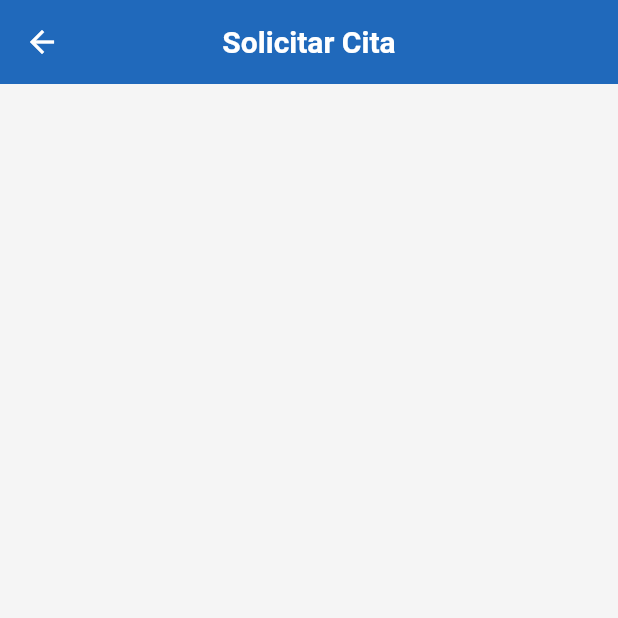
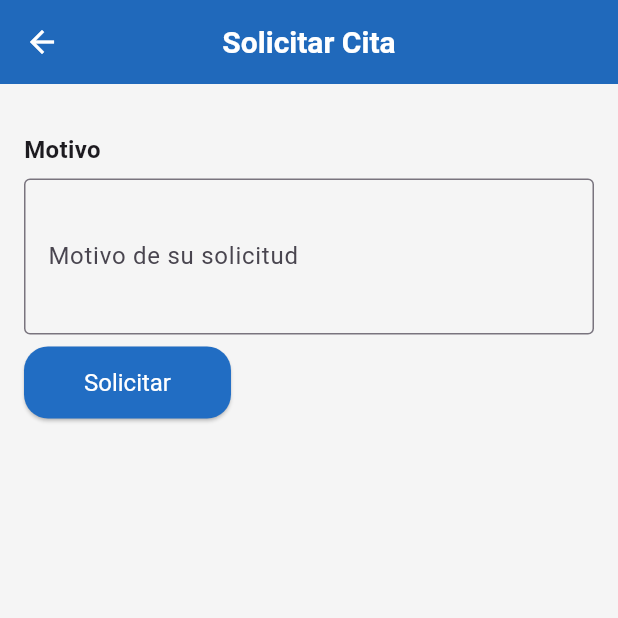
Before and after one commit to Hospired/Hospired-App, a Flutter app: the RequestAppointment screen opened by its route, after a tap on "Entendido", on a phone screen of 412 x 824 dp, the top half of it. Run offline on Flutter 3.47's test engine with Material 3 defaults, Android fonts, the phone set to English and light mode, and no system bars; our stand-ins replace flutter_hooks, flutter_local_notifications, hive, hive_flutter, hooks_riverpod, shared_preferences and 3 more; accounts and stored records are empty; network calls fail.

Commit message:
Enable request appointment function

```diff
--- a/lib/backend-api/dtos.dart
+++ b/lib/backend-api/dtos.dart
@@ -20,8 +20,8 @@ class AppointmentRes {
   String motive;
   String? specialty;
   String status;
-  DateTime start;
-  DateTime end;
+  DateTime? start;
+  DateTime? end;
   int? calendarItemId;
   int? facilityUnitId;
 
@@ -32,8 +32,8 @@ class AppointmentRes {
     motive: json["motive"],
     specialty: json["specialty"],
     status: json["status"],
-    start: DateTime.parse(json["start"]),
-    end: DateTime.parse(json["end"]),
+    start: json["start"] != null ? DateTime.parse(json["start"]) : null,
+    end: json["end"] != null ? DateTime.parse(json["end"]) : null,
     calendarItemId: json["calendar_item_id"],
     facilityUnitId: json["facility_unit_id"],
   );
@@ -45,8 +45,8 @@ class AppointmentRes {
     "motive": motive,
     "specialty": specialty,
     "status": status,
-    "start": start.toIso8601String(),
-    "end": end.toIso8601String(),
+    "start": start?.toIso8601String(),
+    "end": end?.toIso8601String(),
     "calendar_item_id": calendarItemId,
     "facility_unit_id": facilityUnitId,
   };
@@ -214,6 +214,54 @@ class AuthUserRes {
 
   @override
   int get hashCode => Object.hashAll([id, email]);
+}
+
+class CreateAppointmentReq {
+  CreateAppointmentReq({
+    required this.patientId,
+    required this.motive,
+    required this.specialty,
+  });
+
+  int patientId;
+  String motive;
+  String specialty;
+
+  factory CreateAppointmentReq.fromJson(Map<String, dynamic> json) =>
+      CreateAppointmentReq(
+        patientId: json["patient_id"],
+        motive: json["motive"],
+        specialty: json["specialty"],
+      );
+
+  Map<String, dynamic> toJson() => {
+    "patient_id": patientId,
+    "motive": motive,
+    "specialty": specialty,
+  };
+
+  CreateAppointmentReq copyWith({
+    int? patientId,
+    String? motive,
+    String? specialty,
+  }) {
+    return CreateAppointmentReq(
+      patientId: patientId ?? this.patientId,
+      motive: motive ?? this.motive,
+      specialty: specialty ?? this.specialty,
+    );
+  }
+
+  @override
+  bool operator ==(Object other) =>
+      identical(this, other) ||
+      other is CreateAppointmentReq &&
+          other.patientId == patientId &&
+          other.motive == motive &&
+          other.specialty == specialty;
+
+  @override
+  int get hashCode => Object.hashAll([patientId, motive, specialty]);
 }
 
 class CreateAppUserReq {
--- a/lib/pages/appointments/request_appointment.dart
+++ b/lib/pages/appointments/request_appointment.dart
@@ -2,16 +2,44 @@ import 'package:flutter/material.dart';
 import 'package:flutter_hooks/flutter_hooks.dart';
 import 'package:hooks_riverpod/hooks_riverpod.dart';
 
+import '../../backend-api/api_service.dart';
+import '../../backend-api/dtos.dart';
+import '../../breakpoints.dart';
 import '../../colors.dart';
+import '../../providers/patient.dart';
 import '../../text_styles.dart';
-import '../../breakpoints.dart';
 
 class RequestAppointment extends HookConsumerWidget {
   const RequestAppointment({super.key});
 
   @override
   Widget build(BuildContext context, WidgetRef ref) {
+    final patient = ref.watch(patientProvider);
     final disclaimerShown = useState<bool>(false);
+    final requestingAppointment = useState<bool>(false);
+    final error = useState<String>("");
+
+    final TextEditingController motiveController = useTextEditingController();
+
+    final callCreateAppointment = useCallback((BuildContext context) async {
+      if (patient != null) {
+        requestingAppointment.value = true;
+        try {
+          await ApiService.createAppointment(
+            CreateAppointmentReq(
+              patientId: patient.id,
+              motive: motiveController.text,
+              specialty: "General Practice",
+            ),
+          );
+          Navigator.of(context).pop();
+        } catch (err) {
+          error.value = err.toString();
+        } finally {
+          requestingAppointment.value = false;
+        }
+      }
+    }, []);
 
     return Scaffold(
       appBar: AppBar(
@@ -52,6 +80,39 @@ class RequestAppointment extends HookConsumerWidget {
                   ),
                 ),
                 const Spacer(),
+              ] else ...[
+                Text("Motivo", style: HospiredTextStyle.title3),
+                const SizedBox(height: 8),
+                TextField(
+                  controller: motiveController,
+                  readOnly: requestingAppointment.value,
+                  //onChanged: (value) => error.value = "",
+                  minLines: 3,
+                  maxLines: 3,
+                  textAlignVertical: TextAlignVertical.top,
+                  decoration: const InputDecoration(
+                    hintText: "p. ej. dolor abdominal, control prenatal, etc.",
+                    labelText: "Motivo de su solicitud",
+                    border: OutlineInputBorder(),
+                  ),
+                ),
+                const SizedBox(height: 8),
+                ElevatedButton(
+                  onPressed: () => callCreateAppointment(context),
+                  child: Padding(
+                    padding: const EdgeInsets.fromLTRB(16, 8, 16, 8),
+                    child: Text('Solicitar', style: HospiredTextStyle.body3),
+                  ),
+                ),
+                const SizedBox(height: 8),
+                Padding(
+                  padding: const EdgeInsets.all(16),
+                  child: Text(
+                    error.value,
+                    textAlign: TextAlign.center,
+                    style: const TextStyle(color: HospiredColors.danger),
+                  ),
+                ),
               ],
             ],
           ),
```
Also changed, not shown: lib/backend-api/api_service.dart (+15 -0 lines), lib/backend-api/enum_maps.dart (added, +28 -0 lines).
